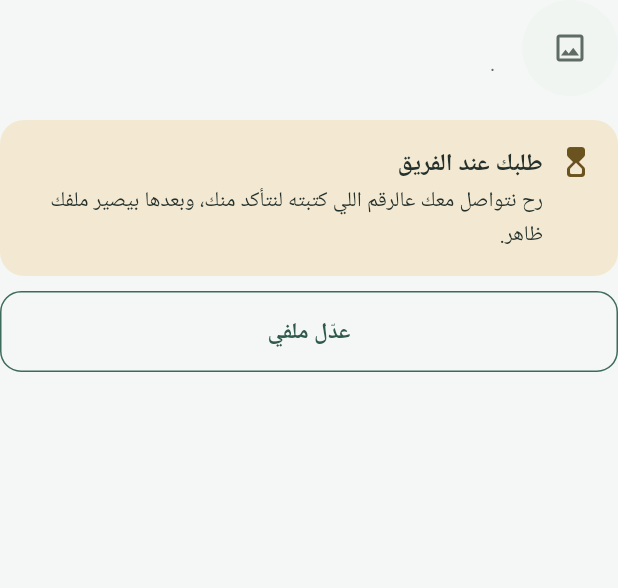
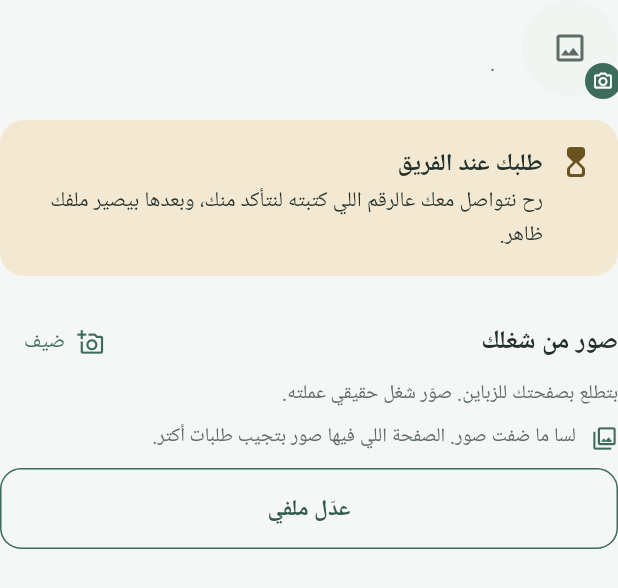
Before and after one commit to AhmadHanifa/ammerha-app, a Flutter app: the _Status widget shown alone on an empty page, opened directly with empty values, on a phone screen of 412 x 824 dp. Shown: the top 588 px of the screen. Run offline on Flutter 3.47's test engine with Material 3 defaults, Android fonts, the phone set to English and light mode, and no system bars; our stand-ins replace device_info_plus, firebase_core, firebase_messaging, go_router, google_fonts, image_picker and 3 more; accounts and stored records are empty; network calls fail; Roboto replaces fonts that are missing (Ibm Plex Sans Arabic).

Commit message:
Providers add photos of their work, and failed uploads say so
The sign-up no longer passes silently when the picture or the certificate
fails to upload. The profile page changes the picture and adds or removes
photos of the work, which the public page shows.

Co-Authored-By: Claude Opus 5.5 <noreply@anthropic.com>

```diff
--- a/lib/data/pro.dart
+++ b/lib/data/pro.dart
@@ -23,6 +23,7 @@ class MyProfile {
     this.reviewNote,
     this.verified = false,
     this.rating,
+    this.photos = const [],
   });
 
   factory MyProfile.fromJson(Map<String, dynamic> j, String Function(String) url) => MyProfile(
@@ -44,6 +45,10 @@ class MyProfile {
     reviewNote: j['review_note'] as String?,
     verified: j['is_verified'] == true,
     rating: j['rating'] as num?,
+    photos: [
+      for (final p in ((j['photos'] as List?) ?? const []).cast<Map<String, dynamic>>())
+        (id: p['id'] as String, url: url(p['path'] as String), caption: p['caption'] as String?),
+    ],
   );
 
   final String id;
@@ -66,6 +71,9 @@ class MyProfile {
   final String? reviewNote;
   final bool verified;
   final num? rating;
+
+  /// Photos of their work, shown on their public page.
+  final List<({String id, String url, String? caption})> photos;
 
   bool get approved => status == 'approved';
   String get kindLabel => providerKindLabels[kind] ?? kind;
--- a/lib/features/pro/join_page.dart
+++ b/lib/features/pro/join_page.dart
@@ -73,14 +73,54 @@ class _JoinPageState extends State<JoinPage> {
   }
 }
 
-class _Status extends StatelessWidget {
+class _Status extends StatefulWidget {
   const _Status({required this.me, required this.onEdit});
 
   final MyProfile me;
   final VoidCallback onEdit;
 
   @override
+  State<_Status> createState() => _StatusState();
+}
+
+class _StatusState extends State<_Status> {
+  late MyProfile me = widget.me;
+  var _busy = false;
+
+  Future<void> _refresh() async {
+    final fresh = await Pro.me();
+    if (fresh != null && mounted) setState(() => me = fresh);
+  }
+
+  Future<void> _run(Future<void> Function() action, String done) async {
+    final messenger = ScaffoldMessenger.of(context);
+    setState(() => _busy = true);
+    try {
+      await action();
+      messenger.showSnackBar(SnackBar(content: Text(done)));
+      await _refresh();
+    } catch (_) {
+      messenger.showSnackBar(const SnackBar(content: Text('ما ارتفعت، تأكد من النت وجرّب كمان مرة')));
+    } finally {
+      if (mounted) setState(() => _busy = false);
+    }
+  }
+
+  Future<void> _changePhoto() async {
+    final picked = await ImagePicker().pickImage(source: ImageSource.gallery, maxWidth: 1200, imageQuality: 85);
+    if (picked == null) return;
+    await _run(() => Pro.uploadPhoto(me.id, picked), 'تبدّلت صورتك');
+  }
+
+  Future<void> _addWork() async {
+    final picked = await ImagePicker().pickMultiImage(maxWidth: 1600, imageQuality: 80, limit: 10);
+    if (picked.isEmpty) return;
+    await _run(() => Pro.addWorkPhotos(me.id, picked), 'انضافت الصور لصفحتك');
+  }
+
+  @override
   Widget build(BuildContext context) {
+    final onEdit = widget.onEdit;
     final (title, body, icon) = switch (me.status) {
       'approved' => ('ملفك ظاهر للزباين', 'كل شغل بيوصلك عن طريق التطبيق بيرفع تقييمك وعدد شغلاتك الموثّقة.', Icons.verified_rounded),
       'rejected' => ('في شي ناقص بطلبك', me.reviewNote ?? 'عدّل ملفك وابعته كمان مرة.', Icons.error_outline_rounded),
@@ -92,7 +132,24 @@ class _Status extends StatelessWidget {
       children: [
         Row(
           children: [
-            ProviderAvatar(name: me.name, url: me.photoUrl, size: 64, verified: me.verified),
+            GestureDetector(
+              onTap: _busy ? null : _changePhoto,
+              child: Stack(
+                clipBehavior: Clip.none,
+                children: [
+                  ProviderAvatar(name: me.name, url: me.photoUrl, size: 64, verified: me.verified),
+                  const Positioned(
+                    bottom: -2,
+                    right: -2,
+                    child: CircleAvatar(
+                      radius: 12,
+                      backgroundColor: AppColors.primary,
+                      child: Icon(Icons.photo_camera_outlined, size: 14, color: Colors.white),
+                    ),
+                  ),
+                ],
+              ),
+            ),
             const SizedBox(width: 14),
             Expanded(
               child: Column(
@@ -132,6 +189,49 @@ class _Status extends StatelessWidget {
             ],
           ),
         ),
+        const SizedBox(height: 20),
+        Row(
+          children: [
+            Expanded(child: Text('صور من شغلك', style: Theme.of(context).textTheme.titleMedium)),
+            TextButton.icon(
+              onPressed: _busy ? null : _addWork,
+              icon: const Icon(Icons.add_a_photo_outlined, size: 18),
+              label: const Text('ضيف'),
+            ),
+          ],
+        ),
+        Text('بتطلع بصفحتك للزباين. صوّر شغل حقيقي عملته.', style: Theme.of(context).textTheme.bodySmall),
+        const SizedBox(height: 8),
+        if (me.photos.isEmpty)
+          const NoteRow(icon: Icons.photo_library_outlined, text: 'لسا ما ضفت صور. الصفحة اللي فيها صور بتجيب طلبات أكتر.')
+        else
+          Wrap(
+            spacing: 8,
+            runSpacing: 8,
+            children: [
+              for (final p in me.photos)
+                Stack(
+                  children: [
+                    GestureDetector(
+                      onTap: () => showPhotos(context, [for (final x in me.photos) x.url], initial: me.photos.indexOf(p)),
+                      child: SizedBox.square(dimension: 84, child: NetImage(p.url, radius: 12)),
+                    ),
+                    Positioned(
+                      top: 2,
+                      left: 2,
+                      child: InkWell(
+                        onTap: _busy ? null : () => _run(() => Pro.removeWorkPhoto(p.id), 'انشالت الصورة'),
+                        child: const CircleAvatar(
+                          radius: 11,
+                          backgroundColor: Colors.black54,
+                          child: Icon(Icons.close_rounded, size: 14, color: Colors.white),
+                        ),
+                      ),
+                    ),
+                  ],
+                ),
+            ],
+          ),
         if (me.approved) ...[
           const SizedBox(height: 16),
           FilledButton.icon(
@@ -205,9 +305,23 @@ class _SignUpFormState extends State<_SignUpForm> {
         bio: opt(_bio),
         syndicateNo: _engineer ? opt(_syndicate) : null,
       );
-      if (_photo.isNotEmpty) await Pro.uploadPhoto(id, _photo.first);
-      if (_certificate.isNotEmpty) await Pro.uploadCertificate(id, _certificate.first);
-      Analytics.instance.track('provider_signup', {'kind': _kind});
+      final failed = <String>[];
+      if (_photo.isNotEmpty) {
+        try {
+          await Pro.uploadPhoto(id, _photo.first);
+        } catch (_) {
+          failed.add('صورتك');
+        }
+      }
+      if (_certificate.isNotEmpty) {
+        try {
+          await Pro.uploadCertificate(id, _certificate.first);
+        } catch (_) {
+          failed.add('صورة الشهادة');
+        }
+      }
+      Analytics.instance.track('provider_signup', {'kind': _kind, 'upload_failed': failed.length});
+      if (failed.isNotEmpty) _say('انحفظ ملفك، بس ${failed.join(' و')} ما ارتفعت. جرّب كمان مرة من "عدّل ملفي".');
       widget.onDone();
     } catch (e) {
       _say(switch ('$e') {
```
Also changed, not shown: lib/services/pro.dart (+21 -0 lines).
